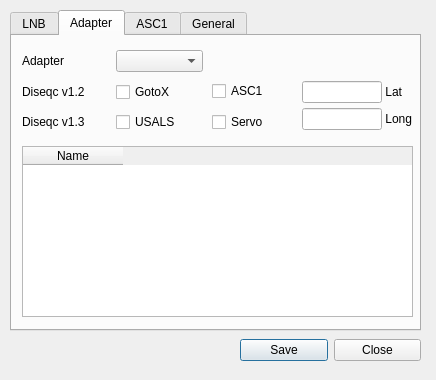
The window that settings.ui (stahir/updatedvb) describes before a commit, drawn with Qt 5.
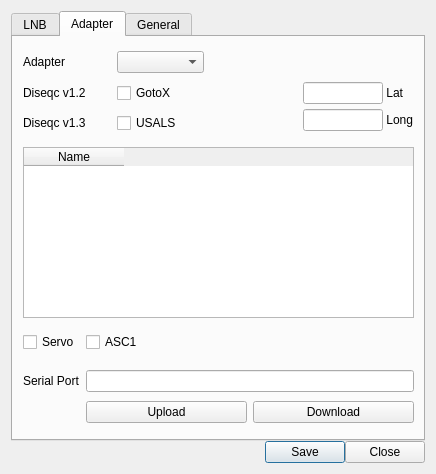
The same window after the commit.

Commit message: more asc1 prep

```diff
--- a/settings.ui
+++ b/settings.ui
@@ -7,7 +7,7 @@
     <x>0</x>
     <y>0</y>
     <width>436</width>
-    <height>380</height>
+    <height>474</height>
    </rect>
   </property>
   <property name="minimumSize">
@@ -19,15 +19,48 @@
   <property name="windowTitle">
    <string>Settings</string>
   </property>
+  <layout class="QGridLayout" name="gridLayout_8">
+   <item row="0" column="0">
+    <layout class="QGridLayout" name="gridLayout_7">
+     <property name="spacing">
+      <number>0</number>
+     </property>
+     <item row="1" column="0">
+      <layout class="QGridLayout" name="gridLayout">
+       <property name="spacing">
+        <number>0</number>
+       </property>
+       <item row="0" column="0">
+        <spacer name="horizontalSpacer_2">
+         <property name="orientation">
+          <enum>Qt::Horizontal</enum>
+         </property>
+         <property name="sizeHint" stdset="0">
+          <size>
+           <width>40</width>
+           <height>20</height>
+          </size>
+         </property>
+        </spacer>
+       </item>
+       <item row="0" column="1">
+        <widget class="QPushButton" name="pushButton_save">
+         <property name="text">
+          <string>Save</string>
+         </property>
+        </widget>
+       </item>
+       <item row="0" column="2">
+        <widget class="QPushButton" name="pushButton_close">
+         <property name="text">
+          <string>Close</string>
+         </property>
+        </widget>
+       </item>
+      </layout>
+     </item>
+     <item row="0" column="0">
   <widget class="QTabWidget" name="tabWidget">
-   <property name="geometry">
-    <rect>
-     <x>10</x>
-     <y>10</y>
-     <width>411</width>
-     <height>321</height>
-    </rect>
-   </property>
    <property name="currentIndex">
     <number>1</number>
    </property>
@@ -341,32 +374,6 @@
       </item>
      </layout>
     </widget>
-    <widget class="QWidget" name="gridLayoutWidget_6">
-     <property name="geometry">
-      <rect>
-       <x>200</x>
-       <y>40</y>
-       <width>62</width>
-       <height>61</height>
-      </rect>
-     </property>
-     <layout class="QGridLayout" name="gridLayout_6">
-      <item row="0" column="0">
-       <widget class="QCheckBox" name="checkBox_asc1">
-        <property name="text">
-         <string>ASC1</string>
-        </property>
-       </widget>
-      </item>
-      <item row="1" column="0">
-       <widget class="QCheckBox" name="checkBox_servo">
-        <property name="text">
-         <string>Servo</string>
-        </property>
-       </widget>
-      </item>
-     </layout>
-    </widget>
     <widget class="QWidget" name="gridWidget_cords" native="true">
      <property name="geometry">
       <rect>
@@ -452,61 +459,80 @@
       </property>
      </column>
     </widget>
-   </widget>
-   <widget class="QWidget" name="tab_ASC1">
-    <attribute name="title">
+        <widget class="QWidget" name="gridLayoutWidget_6">
+         <property name="geometry">
+          <rect>
+           <x>10</x>
+           <y>290</y>
+           <width>391</width>
+           <height>31</height>
+          </rect>
+         </property>
+         <layout class="QGridLayout" name="gridLayout_6">
+          <item row="0" column="0">
+           <widget class="QCheckBox" name="checkBox_servo">
+            <property name="text">
+             <string>Servo</string>
+            </property>
+           </widget>
+          </item>
+          <item row="0" column="2">
+           <spacer name="horizontalSpacer_3">
+            <property name="orientation">
+             <enum>Qt::Horizontal</enum>
+            </property>
+            <property name="sizeHint" stdset="0">
+             <size>
+              <width>40</width>
+              <height>20</height>
+             </size>
+            </property>
+           </spacer>
+          </item>
+          <item row="0" column="1">
+           <widget class="QCheckBox" name="checkBox_asc1">
+            <property name="text">
      <string>ASC1</string>
-    </attribute>
-    <widget class="QWidget" name="gridLayoutWidget_3">
+            </property>
+           </widget>
+          </item>
+         </layout>
+        </widget>
+        <widget class="QWidget" name="gridWidget_asc1" native="true">
      <property name="geometry">
       <rect>
-       <x>9</x>
-       <y>9</y>
-       <width>321</width>
-       <height>50</height>
-      </rect>
-     </property>
-     <layout class="QGridLayout" name="gridLayout_4">
-      <property name="spacing">
-       <number>0</number>
-      </property>
+           <x>10</x>
+           <y>330</y>
+           <width>391</width>
+           <height>61</height>
+          </rect>
+         </property>
+         <layout class="QGridLayout" name="gridLayout_asc1">
       <item row="0" column="0">
-       <widget class="QLabel" name="label_16">
-        <property name="text">
-         <string>Adapter</string>
-        </property>
-       </widget>
-      </item>
-      <item row="1" column="0">
-       <widget class="QLabel" name="label_17">
+           <widget class="QLabel" name="label_10">
         <property name="text">
          <string>Serial Port</string>
         </property>
        </widget>
       </item>
-      <item row="1" column="1">
-       <widget class="QLineEdit" name="lineEdit"/>
-      </item>
       <item row="0" column="1">
-       <layout class="QHBoxLayout" name="horizontalLayout">
-        <property name="spacing">
-         <number>0</number>
-        </property>
+           <widget class="QLineEdit" name="lineEdit_asc1_serialport"/>
+          </item>
+          <item row="1" column="1">
+           <layout class="QHBoxLayout" name="horizontalLayout_2">
         <item>
-         <widget class="QComboBox" name="comboBox_adapter_2"/>
+             <widget class="QPushButton" name="pushButton_asc1_upload">
+              <property name="text">
+               <string>Upload</string>
+              </property>
+             </widget>
         </item>
         <item>
-         <spacer name="horizontalSpacer">
-          <property name="orientation">
-           <enum>Qt::Horizontal</enum>
-          </property>
-          <property name="sizeHint" stdset="0">
-           <size>
-            <width>40</width>
-            <height>20</height>
-           </size>
-          </property>
-         </spacer>
+             <widget class="QPushButton" name="pushButton_asc1_download">
+              <property name="text">
+               <string>Download</string>
+              </property>
+             </widget>
         </item>
        </layout>
       </item>
@@ -583,32 +609,10 @@
     </widget>
    </widget>
   </widget>
-  <widget class="QWidget" name="gridLayoutWidget_5">
-   <property name="geometry">
-    <rect>
-     <x>240</x>
-     <y>330</y>
-     <width>181</width>
-     <height>41</height>
-    </rect>
-   </property>
-   <layout class="QGridLayout" name="gridLayout">
-    <item row="0" column="1">
-     <widget class="QPushButton" name="pushButton_save">
-      <property name="text">
-       <string>Save</string>
-      </property>
-     </widget>
-    </item>
-    <item row="0" column="2">
-     <widget class="QPushButton" name="pushButton_close">
-      <property name="text">
-       <string>Close</string>
-      </property>
-     </widget>
-    </item>
-   </layout>
-  </widget>
+     </item>
+    </layout>
+   </item>
+  </layout>
  </widget>
  <resources/>
  <connections/>
```
Lines whose indentation alone changed are shown as unchanged. The commit also changes 2 other files.
